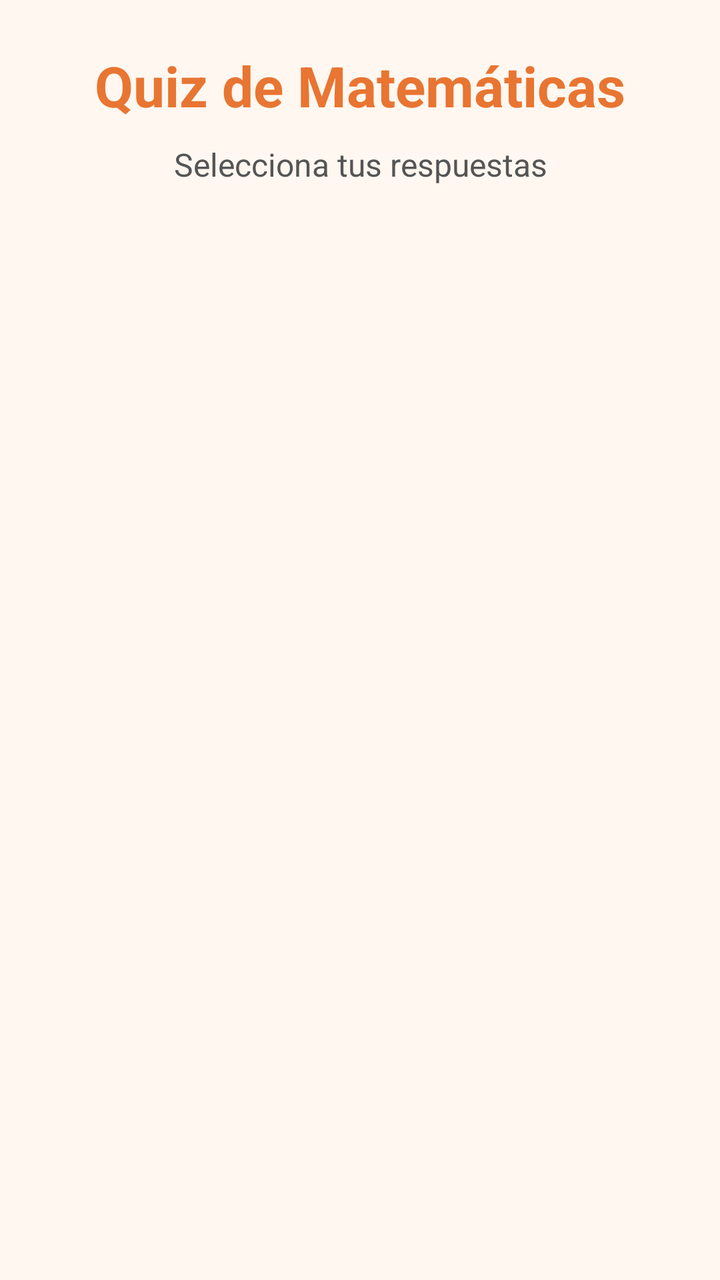
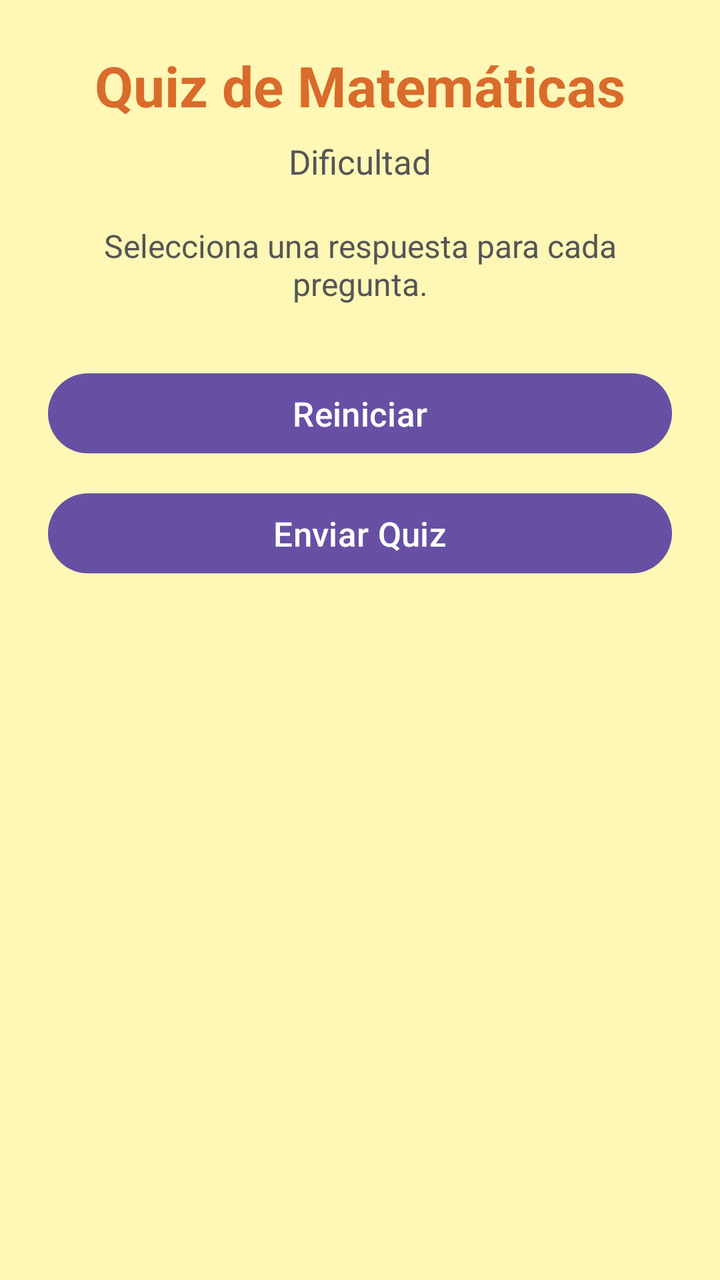

The first picture is an Android layout as it rendered before a commit; the second is the same layout after the commit. The layout source and the unified diff follow.
<!-- AndroidManifest.xml: application theme Theme.QuizMaster -->
<!-- res/layout/activity_matematicas.xml -->
<?xml version="1.0" encoding="utf-8"?>
<ScrollView
    xmlns:android="http://schemas.android.com/apk/res/android"
    android:layout_width="match_parent"
    android:layout_height="match_parent"
    android:background="#FFF7F0">

    <LinearLayout
        android:id="@+id/contenedorPreguntas"
        android:layout_width="match_parent"
        android:layout_height="wrap_content"
        android:orientation="vertical"
        android:padding="24dp">

        <TextView
            android:layout_width="match_parent"
            android:layout_height="wrap_content"
            android:text="Quiz de Matemáticas"
            android:textSize="28sp"
            android:textStyle="bold"
            android:textColor="#E87532"
            android:gravity="center"
            android:layout_marginBottom="10dp" />

        <TextView
            android:layout_width="match_parent"
            android:layout_height="wrap_content"
            android:text="Selecciona tus respuestas"
            android:textSize="16sp"
            android:gravity="center"
            android:textColor="#555555"
            android:layout_marginBottom="15dp" />

    </LinearLayout>

</ScrollView>
<!-- resources referenced by this layout -->
<resources>
  <style name="Theme.QuizMaster" parent="Base.Theme.QuizMaster" />
  <style name="Base.Theme.QuizMaster" parent="Theme.Material3.DayNight.NoActionBar">
          
          
      </style>
</resources>

<!-- the commit's change to res/layout/activity_matematicas.xml (unified diff, before → after) -->
@@ -3,10 +3,9 @@
     xmlns:android="http://schemas.android.com/apk/res/android"
     android:layout_width="match_parent"
     android:layout_height="match_parent"
-    android:background="#FFF7F0">
+    android:background="#FFF7B6">
 
     <LinearLayout
-        android:id="@+id/contenedorPreguntas"
         android:layout_width="match_parent"
         android:layout_height="wrap_content"
         android:orientation="vertical"
@@ -18,18 +17,51 @@
             android:text="Quiz de Matemáticas"
             android:textSize="28sp"
             android:textStyle="bold"
-            android:textColor="#E87532"
+            android:textColor="#D96B2B"
             android:gravity="center"
-            android:layout_marginBottom="10dp" />
+            android:layout_marginBottom="8dp" />
+
+        <TextView
+            android:id="@+id/textoDificultad"
+            android:layout_width="match_parent"
+            android:layout_height="wrap_content"
+            android:text="Dificultad"
+            android:textSize="17sp"
+            android:textColor="#555555"
+            android:gravity="center"
+            android:layout_marginBottom="20dp" />
 
         <TextView
             android:layout_width="match_parent"
             android:layout_height="wrap_content"
-            android:text="Selecciona tus respuestas"
+            android:text="Selecciona una respuesta para cada pregunta."
             android:textSize="16sp"
+            android:textColor="#555555"
             android:gravity="center"
-            android:textColor="#555555"
-            android:layout_marginBottom="15dp" />
+            android:layout_marginBottom="10dp" />
+
+        <LinearLayout
+            android:id="@+id/contenedorPreguntas"
+            android:layout_width="match_parent"
+            android:layout_height="wrap_content"
+            android:orientation="vertical" />
+
+        <Button
+            android:id="@+id/botonReiniciar"
+            android:layout_width="match_parent"
+            android:layout_height="wrap_content"
+            android:text="Reiniciar"
+            android:textSize="17sp"
+            android:layout_marginTop="20dp"
+            android:layout_marginBottom="12dp" />
+
+        <Button
+            android:id="@+id/botonEnviar"
+            android:layout_width="match_parent"
+            android:layout_height="wrap_content"
+            android:text="Enviar Quiz"
+            android:textSize="17sp"
+            android:layout_marginBottom="20dp" />
 
     </LinearLayout>
 
